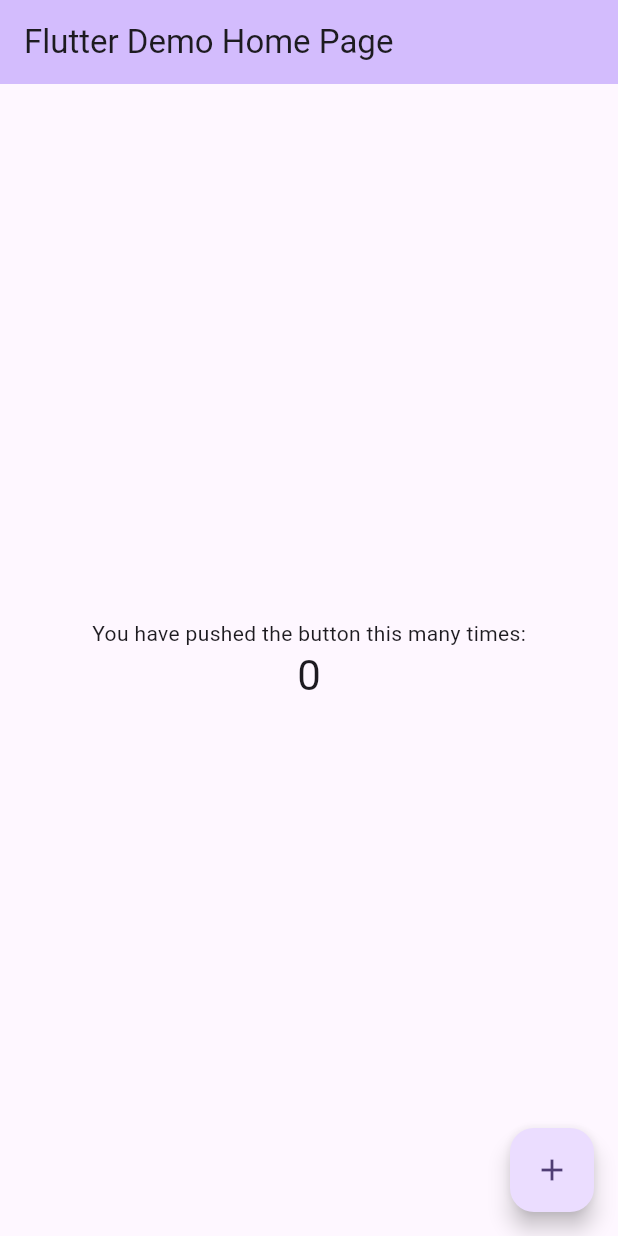
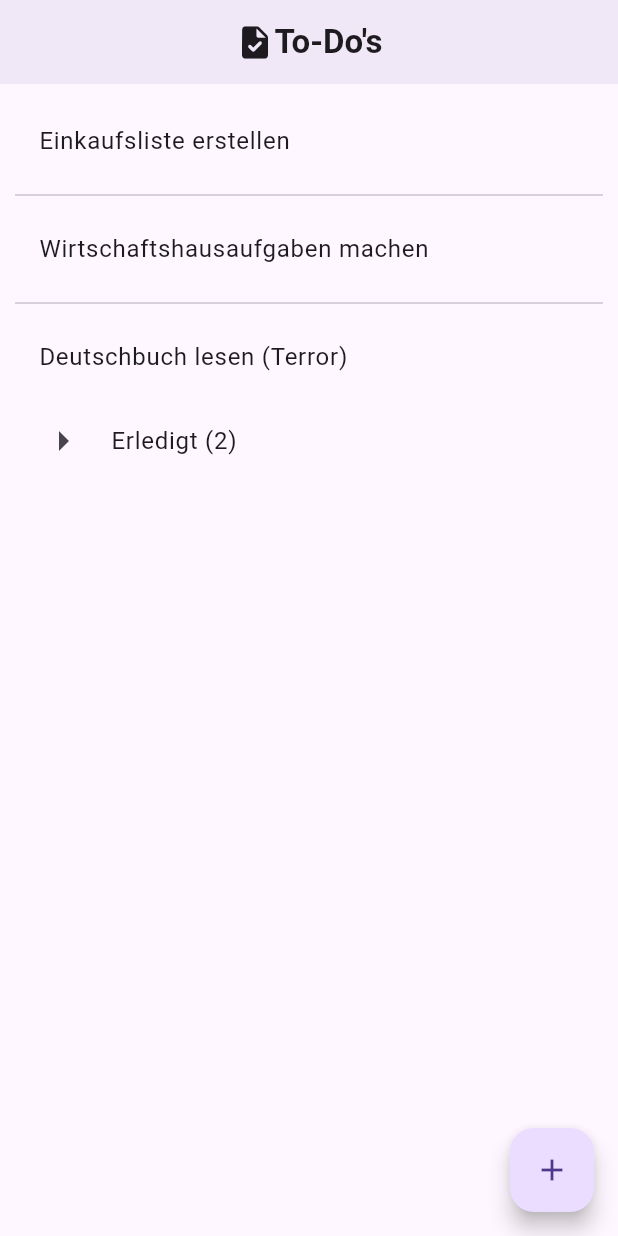
Before and after one commit to Ic3Gam3s/To-Do-App, a Flutter app: the screen it shows after launch, on a phone screen of 412 x 824 dp. Run offline on Flutter 3.47's test engine with Material 3 defaults, Android fonts, the phone set to English and light mode, and no system bars; our stand-ins replace shared_preferences.

Commit message:
more Files

```diff
--- a/lib/main.dart
+++ b/lib/main.dart
@@ -1,4 +1,5 @@
 import 'package:flutter/material.dart';
+import 'package:todo_app/pages/home_page.dart';
 
 void main() {
   runApp(const MyApp());
@@ -11,115 +12,12 @@ class MyApp extends StatelessWidget {
   @override
   Widget build(BuildContext context) {
     return MaterialApp(
-      title: 'Flutter Demo',
+      title: "To-Do's",
       theme: ThemeData(
-        // This is the theme of your application.
-        //
-        // TRY THIS: Try running your application with "flutter run". You'll see
-        // the application has a purple toolbar. Then, without quitting the app,
-        // try changing the seedColor in the colorScheme below to Colors.green
-        // and then invoke "hot reload" (save your changes or press the "hot
-        // reload" button in a Flutter-supported IDE, or press "r" if you used
-        // the command line to start the app).
-        //
-        // Notice that the counter didn't reset back to zero; the application
-        // state is not lost during the reload. To reset the state, use hot
-        // restart instead.
-        //
-        // This works for code too, not just values: Most code changes can be
-        // tested with just a hot reload.
-        colorScheme: ColorScheme.fromSeed(seedColor: Colors.deepPurple),
+        primarySwatch: Colors.brown,
         useMaterial3: true,
       ),
-      home: const MyHomePage(title: 'Flutter Demo Home Page'),
+      home: const HomePage(),
     );
   }
 }
-
-class MyHomePage extends StatefulWidget {
-  const MyHomePage({super.key, required this.title});
-
-  // This widget is the home page of your application. It is stateful, meaning
-  // that it has a State object (defined below) that contains fields that affect
-  // how it looks.
-
-  // This class is the configuration for the state. It holds the values (in this
-  // case the title) provided by the parent (in this case the App widget) and
-  // used by the build method of the State. Fields in a Widget subclass are
-  // always marked "final".
-
-  final String title;
-
-  @override
-  State<MyHomePage> createState() => _MyHomePageState();
-}
-
-class _MyHomePageState extends State<MyHomePage> {
-  int _counter = 0;
-
-  void _incrementCounter() {
-    setState(() {
-      // This call to setState tells the Flutter framework that something has
-      // changed in this State, which causes it to rerun the build method below
-      // so that the display can reflect the updated values. If we changed
-      // _counter without calling setState(), then the build method would not be
-      // called again, and so nothing would appear to happen.
-      _counter++;
-    });
-  }
-
-  @override
-  Widget build(BuildContext context) {
-    // This method is rerun every time setState is called, for instance as done
-    // by the _incrementCounter method above.
-    //
-    // The Flutter framework has been optimized to make rerunning build methods
-    // fast, so that you can just rebuild anything that needs updating rather
-    // than having to individually change instances of widgets.
-    return Scaffold(
-      appBar: AppBar(
-        // TRY THIS: Try changing the color here to a specific color (to
-        // Colors.amber, perhaps?) and trigger a hot reload to see the AppBar
-        // change color while the other colors stay the same.
-        backgroundColor: Theme.of(context).colorScheme.inversePrimary,
-        // Here we take the value from the MyHomePage object that was created by
-        // the App.build method, and use it to set our appbar title.
-        title: Text(widget.title),
-      ),
-      body: Center(
-        // Center is a layout widget. It takes a single child and positions it
-        // in the middle of the parent.
-        child: Column(
-          // Column is also a layout widget. It takes a list of children and
-          // arranges them vertically. By default, it sizes itself to fit its
-          // children horizontally, and tries to be as tall as its parent.
-          //
-          // Column has various properties to control how it sizes itself and
-          // how it positions its children. Here we use mainAxisAlignment to
-          // center the children vertically; the main axis here is the vertical
-          // axis because Columns are vertical (the cross axis would be
-          // horizontal).
-          //
-          // TRY THIS: Invoke "debug painting" (choose the "Toggle Debug Paint"
-          // action in the IDE, or press "p" in the console), to see the
-          // wireframe for each widget.
-          mainAxisAlignment: MainAxisAlignment.center,
-          children: <Widget>[
-            const Text(
-              'You have pushed the button this many times:',
-            ),
-            Text(
-              '$_counter',
-              style: Theme.of(context).textTheme.headlineMedium,
-            ),
-          ],
-        ),
-      ),
-      floatingActionButton: FloatingActionButton(
-        onPressed: _incrementCounter,
-        tooltip: 'Increment',
-        child: const Icon(Icons.add),
-      ), // This trailing comma makes auto-formatting nicer for build methods.
-    );
-  }
-}
--- /dev/null
+++ b/lib/models/prefs_handler.dart
@@ -0,0 +1,10 @@
+import 'package:shared_preferences/shared_preferences.dart';
+
+class PrefsHander {
+  // Obtain shared preferences.
+  static late final SharedPreferences prefs;
+
+  static void getShardPreferences() async{
+    prefs = await SharedPreferences.getInstance();
+  }
+}
--- /dev/null
+++ b/lib/models/task.dart
@@ -0,0 +1,8 @@
+class Task {
+  String text;
+  bool complete = false;
+  DateTime? completeDate;
+  DateTime? deadline;
+
+  Task(this.text, [this.deadline]);
+}
--- /dev/null
+++ b/lib/pages/home_page.dart
@@ -0,0 +1,156 @@
+import 'package:flutter/material.dart';
+import 'package:todo_app/models/task.dart';
+
+class HomePage extends StatefulWidget {
+  const HomePage({super.key});
+
+  @override
+  State<HomePage> createState() => _HomePageState();
+}
+
+class _HomePageState extends State<HomePage> {
+  List<Task> tasks = [
+    Task("Einkaufsliste erstellen"),
+    Task("Wirtschaftshausaufgaben machen", DateTime(2024, 5,20)),
+    Task("Deutschbuch lesen (Terror)", DateTime.now()),
+  ];
+  List<Task> completedTasks = [
+    Task("Stärken / Schwächen aufschreiben"),
+    Task("Warum XY"),
+  ];
+  bool showCompleteTasks = false;
+
+  Widget _taskListTile(Task task) {
+    return ListTile(
+      title: Text(task.text),
+      onTap: () {
+
+      },
+    );
+  }
+
+  void _openListTileDialog(Task? task) {
+
+  }
+
+  @override
+  Widget build(BuildContext context) {
+    return Scaffold(
+      appBar: AppBar(
+        elevation: 4,
+        centerTitle: true,
+        title: const Row(
+          mainAxisSize: MainAxisSize.min,
+          children: [
+            Icon(
+              Icons.task_rounded,
+              size: 26,
+            ),
+            Text(
+              "To-Do's",
+              style: TextStyle(fontWeight: FontWeight.bold),
+            )
+          ],
+        ),
+      ),
+      body: Padding(
+        padding: const EdgeInsets.all(10.0),
+        child: ListView(
+          children: [
+            tasks.isNotEmpty
+                ? ListView.separated(
+                  shrinkWrap: true,
+                    itemCount: tasks.length,
+                    separatorBuilder: (BuildContext context, int index) {
+                      return Divider();
+                    },
+                    itemBuilder: (BuildContext context, int index) {
+                      return _taskListTile(tasks[index]);
+                    },
+                  )
+                : const Expanded(
+                    child: Center(
+                      child: Column(
+                        mainAxisSize: MainAxisSize.min,
+                        children: [
+                          Icon(
+                            Icons.celebration,
+                            size: 50,
+                          ),
+                          Text(
+                            "Nichts mehr zu tun!",
+                            style: TextStyle(
+                                fontWeight: FontWeight.bold, fontSize: 26),
+                          ),
+                        ],
+                      ),
+                    ),
+                  ),
+            ListTile(
+              leading: Icon(
+                  showCompleteTasks ? Icons.arrow_drop_down : Icons.arrow_right, size: 32,),
+              title: Text("Erledigt (${completedTasks.length})"),
+              onTap: () {
+                setState(() {
+                  if (showCompleteTasks) {
+                    showCompleteTasks = false;
+                  } else {
+                    showCompleteTasks = true;
+                  }
+                });
+              },
+            ),
+            showCompleteTasks ?
+            ListView.separated(
+              shrinkWrap: true,
+              itemCount: completedTasks.length,
+              separatorBuilder: (BuildContext context, int index) {
+                return Divider();
+              },
+              itemBuilder: (BuildContext context, int index) {
+                return _taskListTile(completedTasks[index]);
+              },
+            ) : SizedBox(height: 0,),
+          ],
+        ),
+      ),
+
+      /*tasks.isNotEmpty
+          ? ListView(
+              children: [
+                ListView.separated(
+                  itemCount: tasks.length,
+                  separatorBuilder: (BuildContext context, int index) {
+                    return Divider();
+                  },
+                  itemBuilder: (BuildContext context, int index) {
+                    return ListTile(
+                      title: Text(tasks[index].text),
+                    );
+                  },
+                ),
+              ],
+            )
+          : const Center(
+              child: Column(
+                mainAxisSize: MainAxisSize.min,
+                children: [
+                  Icon(
+                    Icons.celebration,
+                    size: 50,
+                  ),
+                  Text(
+                    "Nichts mehr zu tun!",
+                    style: TextStyle(fontWeight: FontWeight.bold, fontSize: 26),
+                  ),
+                ],
+              ),
+            ),*/
+
+      floatingActionButton: FloatingActionButton(
+        child: Icon(Icons.add),
+        onPressed: () {},
+      ),
+    );
+  }
+}
--- a/pubspec.yaml
+++ b/pubspec.yaml
@@ -35,6 +35,7 @@ dependencies:
   # The following adds the Cupertino Icons font to your application.
   # Use with the CupertinoIcons class for iOS style icons.
   cupertino_icons: ^1.0.6
+  shared_preferences: ^2.2.2
 
 dev_dependencies:
   flutter_test:
```
Also changed, not shown: pubspec.lock, 1 other file.
